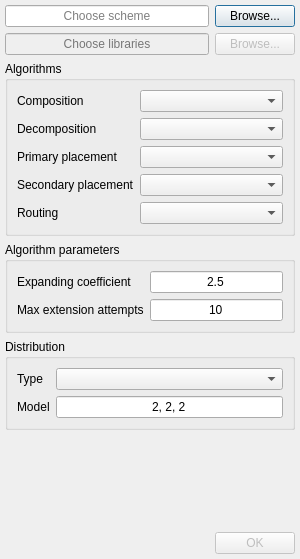
This is app/gui/setupsessiondialog/setupsessiondialog.ui in olerapx/VLSI-Designer as Qt 5 draws it before an edit. The edited form follows.
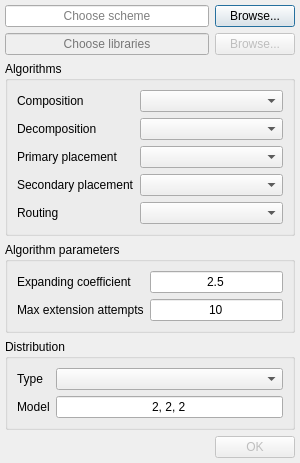
This is the edited form.

What changed in the file:
```diff
--- a/app/gui/setupsessiondialog/setupsessiondialog.ui
+++ b/app/gui/setupsessiondialog/setupsessiondialog.ui
@@ -7,7 +7,7 @@
     <x>0</x>
     <y>0</y>
     <width>300</width>
-    <height>559</height>
+    <height>436</height>
    </rect>
   </property>
   <property name="windowTitle">
```
